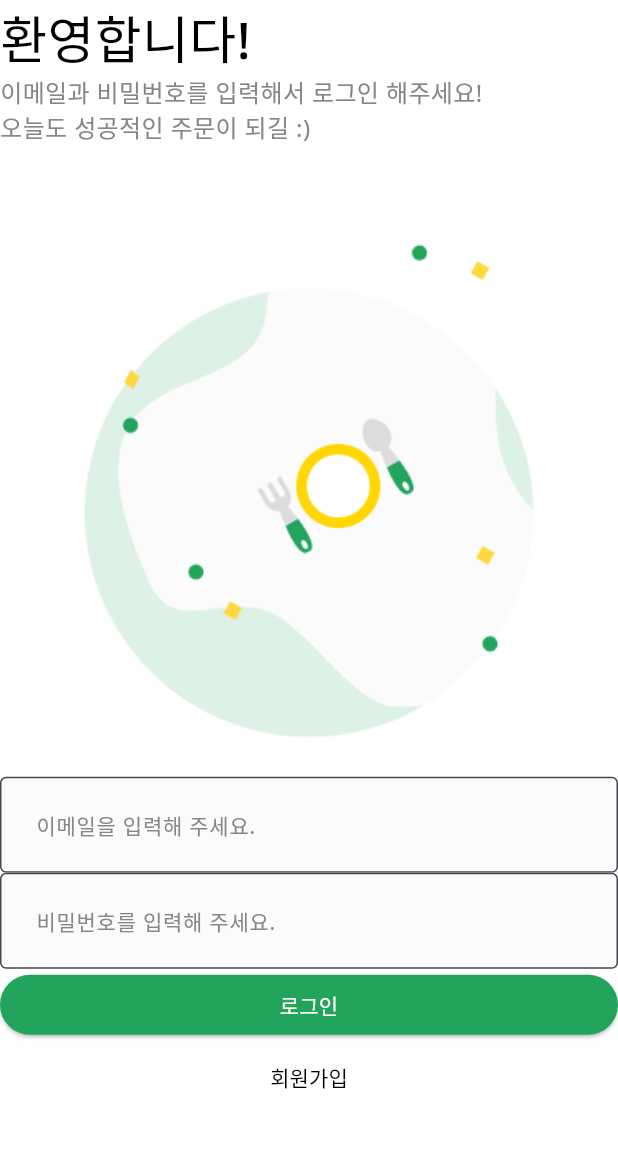
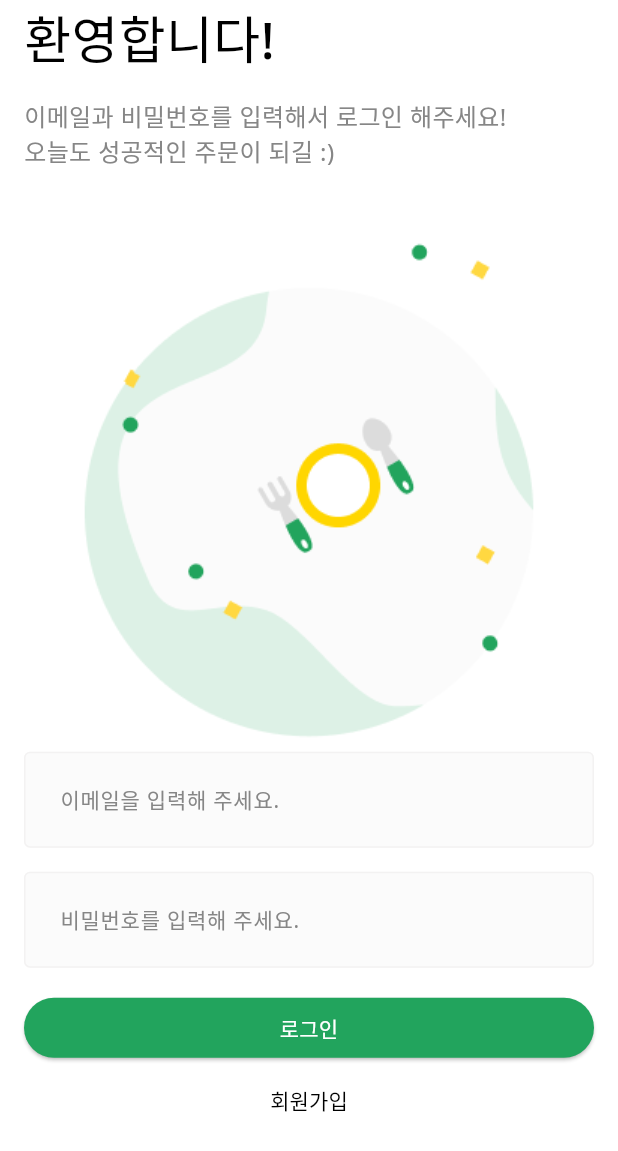
Before and after one commit to eunhyeong99/Delivery_App, a Flutter app: the screen it shows after launch, on a phone screen of 412 x 824 dp. Shown: the top 1151 px of the screen. Run offline on Flutter 3.47's test engine with Material 3 defaults, Android fonts, the phone set to English and light mode, and no system bars.

Commit message:
feat: UI 마무리

```diff
--- a/lib/common/component/custom_text_form_field.dart
+++ b/lib/common/component/custom_text_form_field.dart
@@ -19,7 +19,6 @@ class CustomTextFormField extends StatelessWidget {
 
   @override
   Widget build(BuildContext context) {
-
     final baseBorder = OutlineInputBorder(
       borderSide: BorderSide(
         color: INPUT_BORDER_COLOR,
@@ -44,13 +43,13 @@ class CustomTextFormField extends StatelessWidget {
         fillColor: INPUT_BG_COLOR,
         filled: true,
         border: baseBorder,
+        enabledBorder: baseBorder,
         focusedBorder: baseBorder.copyWith(
           borderSide: baseBorder.borderSide.copyWith(
             color: PRIMARY_COLOR,
           ),
         ),
       ),
-
     );
   }
 }
--- a/lib/user/view/login_screen.dart
+++ b/lib/user/view/login_screen.dart
@@ -10,13 +10,18 @@ class LoginScreen extends StatelessWidget {
   @override
   Widget build(BuildContext context) {
     return DefaultLayout(
+      child: SingleChildScrollView(
+        keyboardDismissBehavior: ScrollViewKeyboardDismissBehavior.onDrag,
         child: SafeArea(
           top: true,
           bottom: false,
+          child: Padding(
+            padding: const EdgeInsets.symmetric(horizontal: 16.0),
             child: Column(
               crossAxisAlignment: CrossAxisAlignment.stretch,
               children: [
                 _Title(),
+                const SizedBox(height: 16.0),
                 _SubTitle(),
                 Image.asset(
                   'asset/img/misc/logo.png',
@@ -26,11 +31,13 @@ class LoginScreen extends StatelessWidget {
                   hintText: '이메일을 입력해 주세요.',
                   onChanged: (String value) {},
                 ),
+                const SizedBox(height: 16),
                 CustomTextFormField(
                   hintText: '비밀번호를 입력해 주세요.',
                   obscureText: true,
                   onChanged: (String value) {},
                 ),
+                const SizedBox(height: 16),
                 ElevatedButton(
                   onPressed: () {},
                   style: ElevatedButton.styleFrom(
@@ -51,6 +58,8 @@ class LoginScreen extends StatelessWidget {
                   ),
                 ),
               ],
+            ),
+          ),
         ),
       ),
     );
```
Lines whose indentation alone changed are shown as unchanged.
